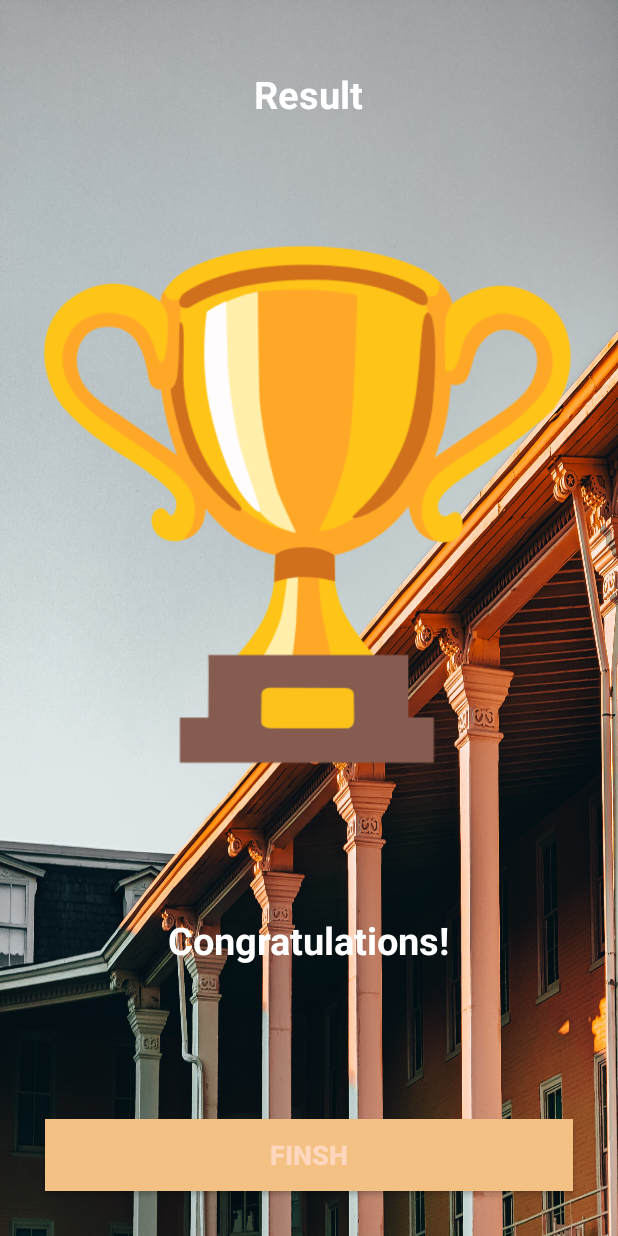
After one commit to Picalfer/TestQuizApp, an Android app: the ResultActivity screen opened directly, with no data from a screen before it, on a phone screen of 412 x 824 dp. The commit adds this screen. Run offline under Robolectric (Android 15) with nearby library versions, the phone set to English and light mode, and no system bars.

Commit message:
activity result ui done

```diff
--- a/app/src/main/AndroidManifest.xml
+++ b/app/src/main/AndroidManifest.xml
@@ -12,10 +12,15 @@
         android:theme="@style/Theme.TestQuizApp"
         tools:targetApi="31">
         <activity
+            android:name=".ResultActivity"
+            android:exported="false"
+            android:screenOrientation="portrait"
+            android:theme="@style/NoActionBarThemeFullScreen" />
+        <activity
             android:name=".QuizQuestionsActivity"
             android:exported="false"
-            android:theme="@style/NoActionBarThemeFullScreen"
-            android:screenOrientation="portrait" />
+            android:screenOrientation="portrait"
+            android:theme="@style/NoActionBarThemeFullScreen" />
         <activity
             android:name=".MainActivity"
             android:exported="true"
--- a/app/src/main/java/com/example/testquizapp/Constants.kt
+++ b/app/src/main/java/com/example/testquizapp/Constants.kt
@@ -35,7 +35,7 @@ object Constants {
 
         questionsList.add(que3)
 
-        // 4
+        /*// 4
         val que4 = Question(
             4, "What country does this flag belong to?",
             R.drawable.ic_flag_of_belgium,
@@ -101,9 +101,9 @@ object Constants {
             R.drawable.ic_flag_of_kuwait,
             "Kuwait", "Jordan",
             "Sudan", "Palestine", 1
-        )
+        )*/
 
-        questionsList.add(que10)
+        //questionsList.add(que10)
 
 
         return questionsList
--- a/app/src/main/java/com/example/testquizapp/QuizQuestionsActivity.kt
+++ b/app/src/main/java/com/example/testquizapp/QuizQuestionsActivity.kt
@@ -2,15 +2,14 @@ package com.example.testquizapp
 
 import android.graphics.Color
 import android.graphics.Typeface
-import androidx.appcompat.app.AppCompatActivity
 import android.os.Bundle
 import android.util.Log
 import android.view.View
 import android.view.View.OnClickListener
 import android.widget.TextView
 import android.widget.Toast
+import androidx.appcompat.app.AppCompatActivity
 import androidx.core.content.ContextCompat
-import androidx.core.widget.TintableCompoundDrawablesView
 import com.example.testquizapp.databinding.ActivityQuizQuestionsBinding
 
 class QuizQuestionsActivity : AppCompatActivity(), OnClickListener {
@@ -20,6 +19,7 @@ class QuizQuestionsActivity : AppCompatActivity(), OnClickListener {
     private var mCurrentPosition: Int = 1
     private var mQuestionsList: ArrayList<Question>? = null
     private var mSelectedOptionPosition: Int = 0
+    private var mCorrectAnswers: Int = 0
 
     override fun onCreate(savedInstanceState: Bundle?) {
         super.onCreate(savedInstanceState)
@@ -56,6 +56,7 @@ class QuizQuestionsActivity : AppCompatActivity(), OnClickListener {
 
         binding.apply {
             progressBar.progress = mCurrentPosition
+            progressBar.max = mQuestionsList!!.size
             tvProgress.text = "$mCurrentPosition/${progressBar.max}"
 
             tvQuestion.text = question!!.question
@@ -119,6 +120,8 @@ class QuizQuestionsActivity : AppCompatActivity(), OnClickListener {
                     val question = mQuestionsList?.get(mCurrentPosition - 1)
                     if (question!!.correctAnswer != mSelectedOptionPosition) {
                         answerView(mSelectedOptionPosition, R.drawable.wrong_option_border_bg)
+                    } else {
+                        mCorrectAnswers++
                     }
                     answerView(question.correctAnswer, R.drawable.correct_option_border_bg)
 
--- /dev/null
+++ b/app/src/main/java/com/example/testquizapp/ResultActivity.kt
@@ -0,0 +1,11 @@
+package com.example.testquizapp
+
+import androidx.appcompat.app.AppCompatActivity
+import android.os.Bundle
+
+class ResultActivity : AppCompatActivity() {
+    override fun onCreate(savedInstanceState: Bundle?) {
+        super.onCreate(savedInstanceState)
+        setContentView(R.layout.activity_result)
+    }
+}
--- a/app/src/main/res/layout/activity_main.xml
+++ b/app/src/main/res/layout/activity_main.xml
@@ -55,8 +55,8 @@
             <com.google.android.material.textfield.TextInputLayout
                 android:layout_width="match_parent"
                 android:layout_height="wrap_content"
-                android:hint="Name"
-                android:layout_marginTop="20dp">
+                android:layout_marginTop="20dp"
+                android:hint="Name">
 
                 <com.google.android.material.textfield.TextInputEditText
                     android:id="@+id/et_name"
@@ -64,7 +64,7 @@
                     android:layout_height="wrap_content"
                     android:minHeight="48dp"
                     android:textColor="#444444"
-                    android:textColorHint="#636363"/>
+                    android:textColorHint="#636363" />
 
             </com.google.android.material.textfield.TextInputLayout>
 
--- /dev/null
+++ b/app/src/main/res/layout/activity_result.xml
@@ -0,0 +1,72 @@
+<?xml version="1.0" encoding="utf-8"?>
+<LinearLayout xmlns:android="http://schemas.android.com/apk/res/android"
+    xmlns:app="http://schemas.android.com/apk/res-auto"
+    xmlns:tools="http://schemas.android.com/tools"
+    android:layout_width="match_parent"
+    android:layout_height="match_parent"
+    android:background="@drawable/ic_bg"
+    android:gravity="center_horizontal"
+    android:orientation="vertical"
+    android:padding="20dp"
+    tools:context=".ResultActivity">
+
+    <TextView
+        android:id="@+id/tv_result"
+        android:layout_width="wrap_content"
+        android:layout_height="wrap_content"
+        android:layout_marginTop="25dp"
+        android:text="Result"
+        android:textColor="@color/white"
+        android:textSize="25sp"
+        android:textStyle="bold" />
+
+    <ImageView
+        android:id="@+id/iv_trophy"
+        android:layout_width="wrap_content"
+        android:layout_height="wrap_content"
+        android:layout_weight="6"
+        android:contentDescription="image"
+        android:src="@drawable/ic_trophy" />
+
+    <TextView
+        android:id="@+id/tv_congratulations"
+        android:layout_width="wrap_content"
+        android:layout_height="wrap_content"
+        android:layout_marginTop="16dp"
+        android:text="Congratulations!"
+        android:textColor="@color/white"
+        android:textSize="25sp"
+        android:textStyle="bold" />
+
+    <TextView
+        android:id="@+id/tv_name"
+        android:layout_width="wrap_content"
+        android:layout_height="wrap_content"
+        android:layout_marginTop="25dp"
+        android:textColor="@color/white"
+        android:textSize="22sp"
+        android:textStyle="bold"
+        tools:text="Username" />
+
+    <TextView
+        android:id="@+id/tv_score"
+        android:layout_width="wrap_content"
+        android:layout_height="wrap_content"
+        android:layout_marginTop="10dp"
+        android:textColor="#D1CFFF"
+        android:textSize="20sp"
+        android:textStyle="bold"
+        tools:text="Your score is 9 out of 10" />
+
+    <Button
+        android:id="@+id/btn_submit"
+        android:layout_width="match_parent"
+        android:layout_height="wrap_content"
+        android:layout_margin="10dp"
+        android:background="#F3C184"
+        android:text="FINSH"
+        android:textColor="#FFD7BE"
+        android:textSize="18sp"
+        android:textStyle="bold" />
+
+</LinearLayout>
```
Also changed, not shown: app/src/main/res/drawable/ic_trophy.png (added).
